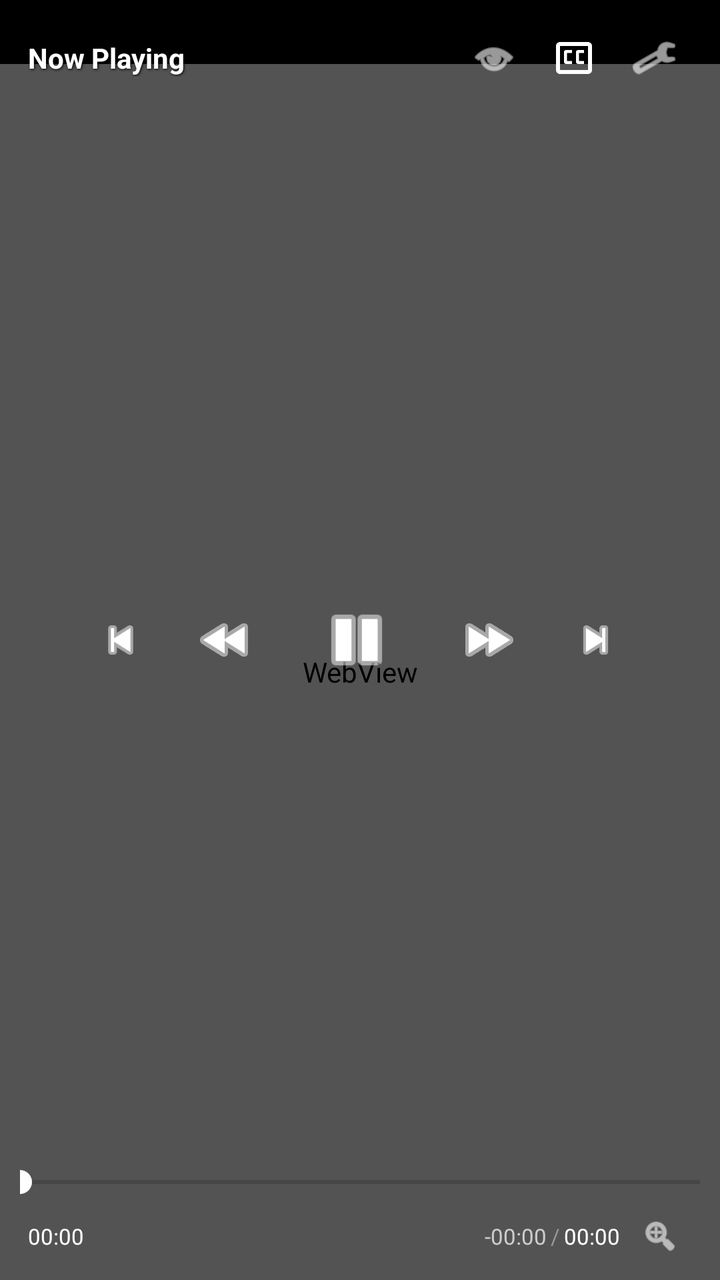
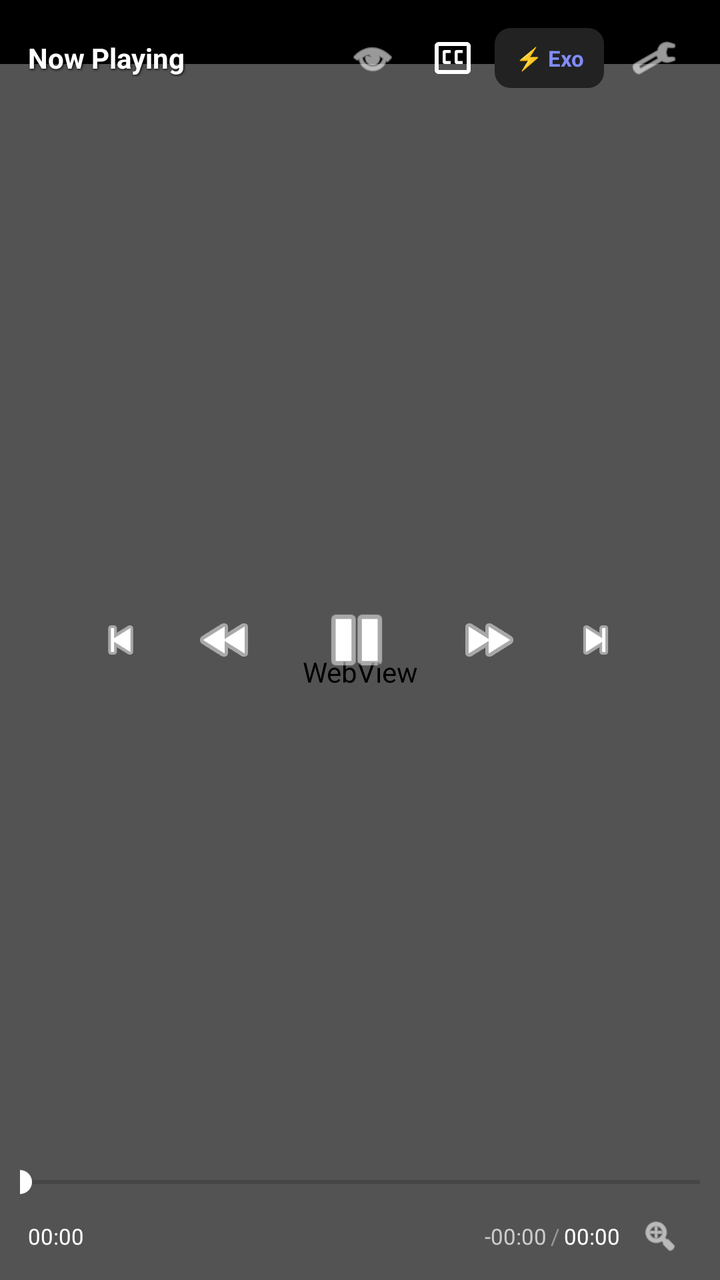

Screens rendered from an Android XML layout before and after an edit, with the pre-edit source and the edit as a unified diff.
<!-- AndroidManifest.xml: activity theme AppTheme.Translucent -->
<!-- res/layout/activity_native_player.xml -->
<?xml version="1.0" encoding="utf-8"?>
<LinearLayout xmlns:android="http://schemas.android.com/apk/res/android"
    xmlns:app="http://schemas.android.com/apk/res-auto"
    android:id="@+id/player_activity_root"
    android:layout_width="match_parent"
    android:layout_height="match_parent"
    android:orientation="vertical"
    android:background="@android:color/black">

    
    <FrameLayout
        android:id="@+id/video_root_container"
        android:layout_width="match_parent"
        android:layout_height="wrap_content"
        android:background="@android:color/black">

        <LinearLayout
            android:id="@+id/video_surface_wrapper"
            android:layout_width="match_parent"
            android:layout_height="match_parent"
            android:orientation="vertical">

            <View
                android:id="@+id/status_bar_filler"
                android:layout_width="match_parent"
                android:layout_height="32dp"
                android:background="@android:color/black"
                android:visibility="visible" />

            <FrameLayout
                android:id="@+id/player_media_container"
                android:layout_width="match_parent"
                android:layout_height="0dp"
                android:layout_weight="1"
                android:background="@android:color/black">

                <WebView
                    android:id="@+id/player_webview"
                    android:layout_width="match_parent"
                    android:layout_height="match_parent"
                    android:visibility="visible" />

                <androidx.media3.ui.PlayerView
                    android:id="@+id/player_exoplayer"
                    android:layout_width="match_parent"
                    android:layout_height="match_parent"
                    app:use_controller="false"
                    android:visibility="gone" />

            </FrameLayout>

            <View
                android:id="@+id/bottom_gap_filler"
                android:layout_width="match_parent"
                android:layout_height="0dp"
                android:background="@android:color/black"
                android:visibility="gone" />
        </LinearLayout>

        
        <View
            android:id="@+id/touch_wall"
            android:layout_width="match_parent"
            android:layout_height="match_parent"
            android:clickable="true"
            android:focusable="true" />

        
        <TextView
            android:id="@+id/indicator_rewind"
            android:layout_width="wrap_content"
            android:layout_height="wrap_content"
            android:layout_gravity="center_vertical|start"
            android:layout_marginStart="32dp"
            android:background="@drawable/indicator_pill_bg"
            android:paddingStart="16dp"
            android:paddingTop="8dp"
            android:paddingEnd="16dp"
            android:paddingBottom="8dp"
            android:text="◄◄ 10s"
            android:textColor="@android:color/white"
            android:textSize="15sp"
            android:textStyle="bold"
            android:visibility="gone" />

        <TextView
            android:id="@+id/indicator_forward"
            android:layout_width="wrap_content"
            android:layout_height="wrap_content"
            android:layout_gravity="center_vertical|end"
            android:layout_marginEnd="32dp"
            android:background="@drawable/indicator_pill_bg"
            android:paddingStart="16dp"
            android:paddingTop="8dp"
            android:paddingEnd="16dp"
            android:paddingBottom="8dp"
            android:text="10s ►►"
            android:textColor="@android:color/white"
            android:textSize="15sp"
            android:textStyle="bold"
            android:visibility="gone" />

        <TextView
            android:id="@+id/indicator_2x"
            android:layout_width="wrap_content"
            android:layout_height="wrap_content"
            android:layout_gravity="top|center_horizontal"
            android:layout_marginTop="24dp"
            android:background="@drawable/indicator_pill_bg"
            android:paddingStart="18dp"
            android:paddingTop="8dp"
            android:paddingEnd="18dp"
            android:paddingBottom="8dp"
            android:text="2.0x SPEED ⏩"
            android:textColor="#FFD700"
            android:textSize="14sp"
            android:textStyle="bold"
            android:visibility="gone" />

        
        <TextView
            android:id="@+id/indicator_volume"
            android:layout_width="wrap_content"
            android:layout_height="wrap_content"
            android:layout_gravity="center_vertical|end"
            android:layout_marginEnd="64dp"
            android:background="@drawable/indicator_pill_bg"
            android:paddingStart="18dp"
            android:paddingTop="10dp"
            android:paddingEnd="18dp"
            android:paddingBottom="10dp"
            android:text="🔊 100%"
            android:textColor="@android:color/white"
            android:textSize="16sp"
            android:textStyle="bold"
            android:visibility="gone" />

        <TextView
            android:id="@+id/indicator_brightness"
            android:layout_width="wrap_content"
            android:layout_height="wrap_content"
            android:layout_gravity="center_vertical|start"
            android:layout_marginStart="64dp"
            android:background="@drawable/indicator_pill_bg"
            android:paddingStart="18dp"
            android:paddingTop="10dp"
            android:paddingEnd="18dp"
            android:paddingBottom="10dp"
            android:text="☀️ 100%"
            android:textColor="@android:color/white"
            android:textSize="16sp"
            android:textStyle="bold"
            android:visibility="gone" />

        
        <RelativeLayout
            android:id="@+id/controls_overlay"
            android:layout_width="match_parent"
            android:layout_height="match_parent"
            android:background="#59000000"
            android:visibility="visible">

            
            <RelativeLayout
                android:id="@+id/top_bar"
                android:layout_width="match_parent"
                android:layout_height="wrap_content"
                android:paddingHorizontal="14dp"
                android:paddingTop="12dp"
                android:paddingBottom="8dp">

                <TextView
                    android:id="@+id/video_title"
                    android:layout_width="wrap_content"
                    android:layout_height="wrap_content"
                    android:layout_alignParentStart="true"
                    android:layout_centerVertical="true"
                    android:layout_toStartOf="@id/btn_pip"
                    android:layout_marginEnd="12dp"
                    android:ellipsize="end"
                    android:maxLines="1"
                    android:text="Now Playing"
                    android:textColor="@android:color/white"
                    android:textSize="14sp"
                    android:textStyle="bold"
                    android:shadowColor="@android:color/black"
                    android:shadowDx="1"
                    android:shadowDy="1"
                    android:shadowRadius="3" />

                <ImageButton
                    android:id="@+id/btn_settings"
                    android:layout_width="38dp"
                    android:layout_height="38dp"
                    android:layout_alignParentEnd="true"
                    android:layout_centerVertical="true"
                    android:padding="7dp"
                    android:scaleType="fitCenter"
                    android:background="?attr/selectableItemBackgroundBorderless"
                    android:src="@android:drawable/ic_menu_preferences"
                    app:tint="@android:color/white" />

                <ImageButton
                    android:id="@+id/btn_captions"
                    android:layout_width="38dp"
                    android:layout_height="38dp"
                    android:layout_toStartOf="@id/btn_settings"
                    android:layout_centerVertical="true"
                    android:layout_marginEnd="2dp"
                    android:padding="7dp"
                    android:scaleType="fitCenter"
                    android:background="?attr/selectableItemBackgroundBorderless"
                    android:src="@drawable/ic_cc"
                    app:tint="@android:color/white" />

                <ImageButton
                    android:id="@+id/btn_pip"
                    android:layout_width="38dp"
                    android:layout_height="38dp"
                    android:layout_toStartOf="@id/btn_captions"
                    android:layout_centerVertical="true"
                    android:layout_marginEnd="2dp"
                    android:padding="7dp"
                    android:scaleType="fitCenter"
                    android:background="?attr/selectableItemBackgroundBorderless"
                    android:src="@android:drawable/ic_menu_view"
                    app:tint="@android:color/white" />
            </RelativeLayout>

            
            <LinearLayout
                android:layout_width="wrap_content"
                android:layout_height="wrap_content"
                android:layout_centerInParent="true"
                android:orientation="horizontal"
                android:gravity="center">

                <ImageButton
                    android:id="@+id/btn_prev_episode"
                    android:layout_width="38dp"
                    android:layout_height="38dp"
                    android:layout_marginEnd="10dp"
                    android:padding="6dp"
                    android:scaleType="fitCenter"
                    android:background="?attr/selectableItemBackgroundBorderless"
                    android:src="@android:drawable/ic_media_previous"
                    app:tint="@android:color/white" />

                <ImageButton
                    android:id="@+id/btn_rewind"
                    android:layout_width="46dp"
                    android:layout_height="46dp"
                    android:layout_marginEnd="14dp"
                    android:padding="7dp"
                    android:scaleType="fitCenter"
                    android:background="?attr/selectableItemBackgroundBorderless"
                    android:src="@android:drawable/ic_media_rew"
                    app:tint="@android:color/white" />

                <ImageButton
                    android:id="@+id/btn_play_pause"
                    android:layout_width="58dp"
                    android:layout_height="58dp"
                    android:padding="8dp"
                    android:scaleType="fitCenter"
                    android:background="?attr/selectableItemBackgroundBorderless"
                    android:src="@android:drawable/ic_media_pause"
                    app:tint="@android:color/white" />

                <ImageButton
                    android:id="@+id/btn_forward"
                    android:layout_width="46dp"
                    android:layout_height="46dp"
                    android:layout_marginStart="14dp"
                    android:padding="7dp"
                    android:scaleType="fitCenter"
                    android:background="?attr/selectableItemBackgroundBorderless"
                    android:src="@android:drawable/ic_media_ff"
                    app:tint="@android:color/white" />

                <ImageButton
                    android:id="@+id/btn_next_episode"
                    android:layout_width="41dp"
                    android:layout_height="38dp"
                    android:layout_marginStart="10dp"
                    android:background="?attr/selectableItemBackgroundBorderless"
                    android:padding="6dp"
                    android:scaleType="fitCenter"
                    android:src="@android:drawable/ic_media_next"
                    app:tint="@android:color/white" />
            </LinearLayout>

            
            <LinearLayout
                android:id="@+id/scrubber_preview_container"
                android:layout_width="wrap_content"
                android:layout_height="wrap_content"
                android:layout_above="@id/bottom_bar"
                android:layout_marginBottom="28dp"
                android:background="@drawable/indicator_pill_bg"
                android:paddingHorizontal="12dp"
                android:paddingVertical="5dp"
                android:orientation="vertical"
                android:gravity="center_horizontal"
                android:visibility="gone">

                <TextView
                    android:id="@+id/scrubber_time"
                    android:layout_width="wrap_content"
                    android:layout_height="wrap_content"
                    android:text="00:00"
                    android:textColor="@android:color/white"
                    android:textSize="14sp"
                    android:textStyle="bold"
                    android:shadowColor="@android:color/black"
                    android:shadowDx="2"
                    android:shadowDy="2"
                    android:shadowRadius="3" />
            </LinearLayout>

            
            <LinearLayout
                android:id="@+id/bottom_bar"
                android:layout_width="match_parent"
                android:layout_height="wrap_content"
                android:layout_alignParentBottom="true"
                android:orientation="vertical"
                android:paddingHorizontal="10dp"
                android:paddingVertical="6dp">

                <SeekBar
                    android:id="@+id/video_seekbar"
                    android:layout_width="match_parent"
                    android:layout_height="wrap_content"
                    android:paddingHorizontal="0dp"
                    android:progressTint="@android:color/white"
                    android:thumbTint="@android:color/white" />

                <RelativeLayout
                    android:layout_width="match_parent"
                    android:layout_height="wrap_content"
                    android:layout_marginTop="2dp"
                    android:paddingHorizontal="4dp">
                    
                    <TextView
                        android:id="@+id/text_current_time"
                        android:layout_width="wrap_content"
                        android:layout_height="wrap_content"
                        android:layout_centerVertical="true"
                        android:text="00:00"
                        android:textColor="@android:color/white"
                        android:textSize="11sp" />

                    <LinearLayout
                        android:id="@+id/time_display"
                        android:layout_width="wrap_content"
                        android:layout_height="wrap_content"
                        android:layout_toStartOf="@id/btn_fullscreen_toggle"
                        android:layout_centerVertical="true"
                        android:layout_marginEnd="4dp"
                        android:orientation="horizontal">
                        
                        <TextView
                            android:id="@+id/text_time_left"
                            android:layout_width="wrap_content"
                            android:layout_height="wrap_content"
                            android:text="-00:00"
                            android:textColor="#CCCCCC"
                            android:textSize="11sp"
                            android:layout_marginEnd="2dp" />
                            
                        <TextView
                            android:layout_width="wrap_content"
                            android:layout_height="wrap_content"
                            android:text="/"
                            android:textColor="#999999"
                            android:textSize="11sp"
                            android:layout_marginEnd="2dp" />
                            
                        <TextView
                            android:id="@+id/text_total_time"
                            android:layout_width="wrap_content"
                            android:layout_height="wrap_content"
                            android:text="00:00"
                            android:textColor="@android:color/white"
                            android:textSize="11sp" />
                    </LinearLayout>

                    <ImageButton
                        android:id="@+id/btn_fullscreen_toggle"
                        android:layout_width="32dp"
                        android:layout_height="32dp"
                        android:layout_alignParentEnd="true"
                        android:layout_centerVertical="true"
                        android:padding="6dp"
                        android:scaleType="fitCenter"
                        android:background="?attr/selectableItemBackgroundBorderless"
                        android:src="@android:drawable/ic_menu_zoom"
                        app:tint="@android:color/white" />
                </RelativeLayout>
            </LinearLayout>
        </RelativeLayout>

        
        <TextView
            android:id="@+id/btn_skip_intro"
            android:layout_width="wrap_content"
            android:layout_height="wrap_content"
            android:layout_gravity="end|bottom"
            android:layout_marginBottom="60dp"
            android:layout_marginEnd="12dp"
            android:paddingHorizontal="12dp"
            android:paddingVertical="5dp"
            android:text="⏭️ Skip Intro"
            android:textColor="@android:color/white"
            android:textSize="12sp"
            android:textStyle="bold"
            android:clickable="true"
            android:focusable="true"
            android:elevation="20dp"
            android:translationZ="20dp"
            android:visibility="gone" />

        
        <TextView
            android:id="@+id/text_native_subtitle_overlay"
            android:layout_width="wrap_content"
            android:layout_height="wrap_content"
            android:layout_gravity="bottom|center_horizontal"
            android:layout_marginBottom="42dp"
            android:paddingHorizontal="14dp"
            android:paddingVertical="5dp"
            android:gravity="center"
            android:textColor="@android:color/white"
            android:textSize="18sp"
            android:textStyle="bold"
            android:shadowColor="@android:color/black"
            android:shadowDx="2"
            android:shadowDy="2"
            android:shadowRadius="4"
            android:elevation="10dp"
            android:translationZ="10dp"
            android:visibility="gone" />

        <ProgressBar
            android:id="@+id/loading_progress"
            android:layout_width="50dp"
            android:layout_height="50dp"
            android:layout_gravity="center"
            android:visibility="visible" />

    </FrameLayout>

    
    <LinearLayout
        android:id="@+id/portrait_bottom_container"
        android:layout_width="match_parent"
        android:layout_height="0dp"
        android:layout_weight="1"
        android:orientation="vertical"
        android:background="#0B0B0E"
        android:padding="20dp"
        android:visibility="visible">

        <TextView
            android:id="@+id/portrait_anime_title"
            android:layout_width="match_parent"
            android:layout_height="wrap_content"
            android:text="Anime Title"
            android:textColor="@android:color/white"
            android:textSize="18sp"
            android:textStyle="bold"
            android:maxLines="2"
            android:ellipsize="end" />

        <TextView
            android:id="@+id/portrait_episode_subtitle"
            android:layout_width="match_parent"
            android:layout_height="wrap_content"
            android:layout_marginTop="6dp"
            android:text="Episode 1"
            android:textColor="#AAAAAA"
            android:textSize="14sp" />

        <View
            android:layout_width="match_parent"
            android:layout_height="1dp"
            android:layout_marginVertical="16dp"
            android:background="#222228" />

        <LinearLayout
            android:layout_width="match_parent"
            android:layout_height="wrap_content"
            android:orientation="horizontal">

            <TextView
                android:id="@+id/portrait_badge_hd"
                android:layout_width="wrap_content"
                android:layout_height="wrap_content"
                android:background="#1F1F2C"
                android:paddingHorizontal="10dp"
                android:paddingVertical="4dp"
                android:text="1080p HD"
                android:textColor="#818cf8"
                android:textSize="12sp"
                android:textStyle="bold" />

            <TextView
                android:id="@+id/portrait_badge_audio"
                android:layout_width="wrap_content"
                android:layout_height="wrap_content"
                android:layout_marginStart="8dp"
                android:background="#1F1F2C"
                android:paddingHorizontal="10dp"
                android:paddingVertical="4dp"
                android:text="ENG DUB"
                android:textColor="#34d399"
                android:textSize="12sp"
                android:textStyle="bold" />
        </LinearLayout>

        <TextView
            android:layout_width="match_parent"
            android:layout_height="wrap_content"
            android:layout_marginTop="20dp"
            android:text="Tap the fullscreen button or rotate your device to watch in full landscape."
            android:textColor="#666677"
            android:textSize="13sp" />

    </LinearLayout>

    <TabHost
        android:layout_width="match_parent"
        android:layout_height="match_parent">

        <LinearLayout
            android:layout_width="match_parent"
            android:layout_height="match_parent"
            android:orientation="vertical">

            <TabWidget
                android:id="@android:id/tabs"
                android:layout_width="match_parent"
                android:layout_height="wrap_content" />

            <FrameLayout
                android:id="@android:id/tabcontent"
                android:layout_width="match_parent"
                android:layout_height="match_parent">

                <LinearLayout
                    android:id="@+id/tab1"
                    android:layout_width="match_parent"
                    android:layout_height="match_parent"
                    android:orientation="vertical">

                </LinearLayout>

                <LinearLayout
                    android:id="@+id/tab2"
                    android:layout_width="match_parent"
                    android:layout_height="match_parent"
                    android:orientation="vertical">

                </LinearLayout>

                <LinearLayout
                    android:id="@+id/tab3"
                    android:layout_width="match_parent"
                    android:layout_height="match_parent"
                    android:orientation="vertical">

                </LinearLayout>
            </FrameLayout>
        </LinearLayout>
    </TabHost>

</LinearLayout>
<!-- resources referenced by this layout -->
<resources>
  <!-- drawable ic_cc (drawable) -->
  <?xml version="1.0" encoding="utf-8"?>
  <vector xmlns:android="http://schemas.android.com/apk/res/android"
      android:width="24dp"
      android:height="24dp"
      android:viewportWidth="24"
      android:viewportHeight="24">
      
      <path
          android:fillColor="#FFFFFF"
          android:pathData="M19,4H5C3.89,4 3,4.9 3,6V18C3,19.1 3.89,20 5,20H19C20.1,20 21,19.1 21,18V6C21,4.9 20.1,4 19,4ZM19,18H5V6H19V18Z" />
      
      <path
          android:fillColor="#FFFFFF"
          android:pathData="M11,15H8C7.45,15 7,14.55 7,14V9C7,8.45 7.45,8 8,8H11V9.5H8.5V13.5H11V15Z" />
      
      <path
          android:fillColor="#FFFFFF"
          android:pathData="M17,15H14C13.45,15 13,14.55 13,14V9C13,8.45 13.45,8 14,8H17V9.5H14.5V13.5H17V15Z" />
  </vector>
  <!-- drawable indicator_pill_bg (drawable) -->
  <?xml version="1.0" encoding="utf-8"?>
  <shape xmlns:android="http://schemas.android.com/apk/res/android"
      android:shape="rectangle">
      <solid android:color="#CC111118" />
      <corners android:radius="24dp" />
      <stroke android:width="1dp" android:color="#33FFFFFF" />
  </shape>
  <style name="AppTheme.Translucent" parent="Theme.AppCompat.DayNight.NoActionBar">
          <item name="android:windowIsTranslucent">true</item>
          <item name="android:windowBackground">@android:color/transparent</item>
          <item name="android:colorBackgroundCacheHint">@null</item>
          <item name="android:windowContentOverlay">@null</item>
          <item name="android:backgroundDimEnabled">false</item>
      </style>
</resources>

<!-- the commit's change to res/layout/activity_native_player.xml (unified diff, before → after) -->
@@ -200,11 +200,28 @@
                     android:src="@android:drawable/ic_menu_preferences"
                     app:tint="@android:color/white" />
 
+                <TextView
+                    android:id="@+id/btn_engine_toggle"
+                    android:layout_width="wrap_content"
+                    android:layout_height="30dp"
+                    android:layout_toStartOf="@id/btn_settings"
+                    android:layout_centerVertical="true"
+                    android:layout_marginEnd="6dp"
+                    android:paddingHorizontal="10dp"
+                    android:gravity="center"
+                    android:background="@drawable/speed_btn_bg"
+                    android:text="⚡ Exo"
+                    android:textColor="#818CF8"
+                    android:textSize="11sp"
+                    android:textStyle="bold"
+                    android:clickable="true"
+                    android:focusable="true" />
+
                 <ImageButton
                     android:id="@+id/btn_captions"
                     android:layout_width="38dp"
                     android:layout_height="38dp"
-                    android:layout_toStartOf="@id/btn_settings"
+                    android:layout_toStartOf="@id/btn_engine_toggle"
                     android:layout_centerVertical="true"
                     android:layout_marginEnd="2dp"
                     android:padding="7dp"
@@ -422,6 +439,69 @@
             android:visibility="gone" />
 
         
+        <LinearLayout
+            android:id="@+id/layout_auto_next_toast"
+            android:layout_width="wrap_content"
+            android:layout_height="wrap_content"
+            android:layout_gravity="start|bottom"
+            android:layout_marginBottom="60dp"
+            android:layout_marginStart="12dp"
+            android:orientation="horizontal"
+            android:gravity="center_vertical"
+            android:background="@drawable/indicator_pill_bg"
+            android:paddingHorizontal="12dp"
+            android:paddingVertical="6dp"
+            android:elevation="20dp"
+            android:translationZ="20dp"
+            android:visibility="gone">
+
+            <ProgressBar
+                android:id="@+id/auto_next_progress"
+                style="?android:attr/progressBarStyleSmall"
+                android:layout_width="18dp"
+                android:layout_height="18dp"
+                android:layout_marginEnd="8dp" />
+
+            <TextView
+                android:id="@+id/text_auto_next_countdown"
+                android:layout_width="wrap_content"
+                android:layout_height="wrap_content"
+                android:text="Next in 10s"
+                android:textColor="@android:color/white"
+                android:textSize="12sp"
+                android:textStyle="bold" />
+
+            <TextView
+                android:id="@+id/btn_auto_next_play_now"
+                android:layout_width="wrap_content"
+                android:layout_height="wrap_content"
+                android:layout_marginStart="10dp"
+                android:paddingHorizontal="8dp"
+                android:paddingVertical="3dp"
+                android:background="@drawable/speed_btn_bg"
+                android:text="Play Now"
+                android:textColor="#818CF8"
+                android:textSize="11sp"
+                android:textStyle="bold"
+                android:clickable="true"
+                android:focusable="true" />
+
+            <TextView
+                android:id="@+id/btn_auto_next_cancel"
+                android:layout_width="wrap_content"
+                android:layout_height="wrap_content"
+                android:layout_marginStart="8dp"
+                android:paddingHorizontal="6dp"
+                android:paddingVertical="3dp"
+                android:text="✕"
+                android:textColor="#A0A0A0"
+                android:textSize="12sp"
+                android:textStyle="bold"
+                android:clickable="true"
+                android:focusable="true" />
+        </LinearLayout>
+
+        
         <TextView
             android:id="@+id/text_native_subtitle_overlay"
             android:layout_width="wrap_content"
<!-- resource entries referenced after the edit -->
@@ -28,6 +28,12 @@
       <corners android:radius="24dp" />
       <stroke android:width="1dp" android:color="#33FFFFFF" />
   </shape>
+  <!-- drawable speed_btn_bg (drawable) -->
+  <?xml version="1.0" encoding="utf-8"?>
+  <shape xmlns:android="http://schemas.android.com/apk/res/android">
+      <solid android:color="#222222" />
+      <corners android:radius="8dp" />
+  </shape>
   <style name="AppTheme.Translucent" parent="Theme.AppCompat.DayNight.NoActionBar">
           <item name="android:windowIsTranslucent">true</item>
           <item name="android:windowBackground">@android:color/transparent</item>
